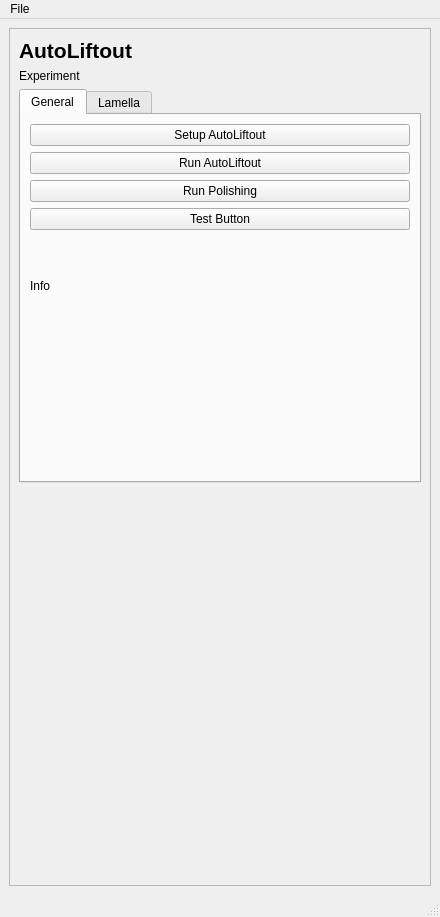
This is liftout/gui/qtdesigner_files/AutoLiftoutUI.ui in Phaips/autoliftout as Qt 5 draws it before an edit. The edited form follows.
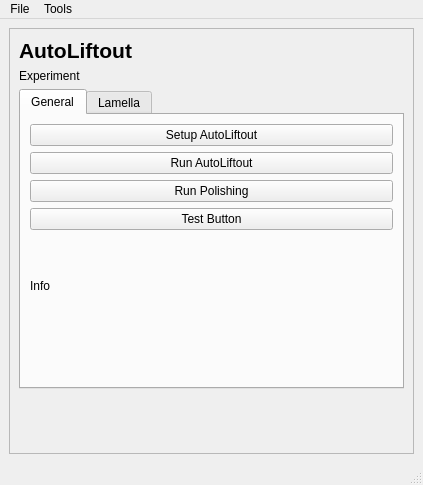
This is the edited form.

Patch:
```diff
--- a/liftout/gui/qtdesigner_files/AutoLiftoutUI.ui
+++ b/liftout/gui/qtdesigner_files/AutoLiftoutUI.ui
@@ -6,8 +6,8 @@
    <rect>
     <x>0</x>
     <y>0</y>
-    <width>440</width>
-    <height>917</height>
+    <width>423</width>
+    <height>485</height>
    </rect>
   </property>
   <property name="windowTitle">
@@ -186,7 +186,7 @@
     <rect>
      <x>0</x>
      <y>0</y>
-     <width>440</width>
+     <width>423</width>
      <height>21</height>
     </rect>
    </property>
@@ -197,7 +197,16 @@
     <addaction name="actionLoad_Experiment"/>
     <addaction name="actionLoad_Protocol"/>
    </widget>
+   <widget class="QMenu" name="menuTools">
+    <property name="title">
+     <string>Tools</string>
+    </property>
+    <addaction name="actionSputter_Platinum"/>
+    <addaction name="actionSharpen_Needle"/>
+    <addaction name="actionCalibrate_Needle"/>
+   </widget>
    <addaction name="menuFile"/>
+   <addaction name="menuTools"/>
   </widget>
   <widget class="QStatusBar" name="statusbar"/>
   <action name="actionLoad_Experiment">
```
Left out of the diff: 15 changed lines with no effect on the pictures.
